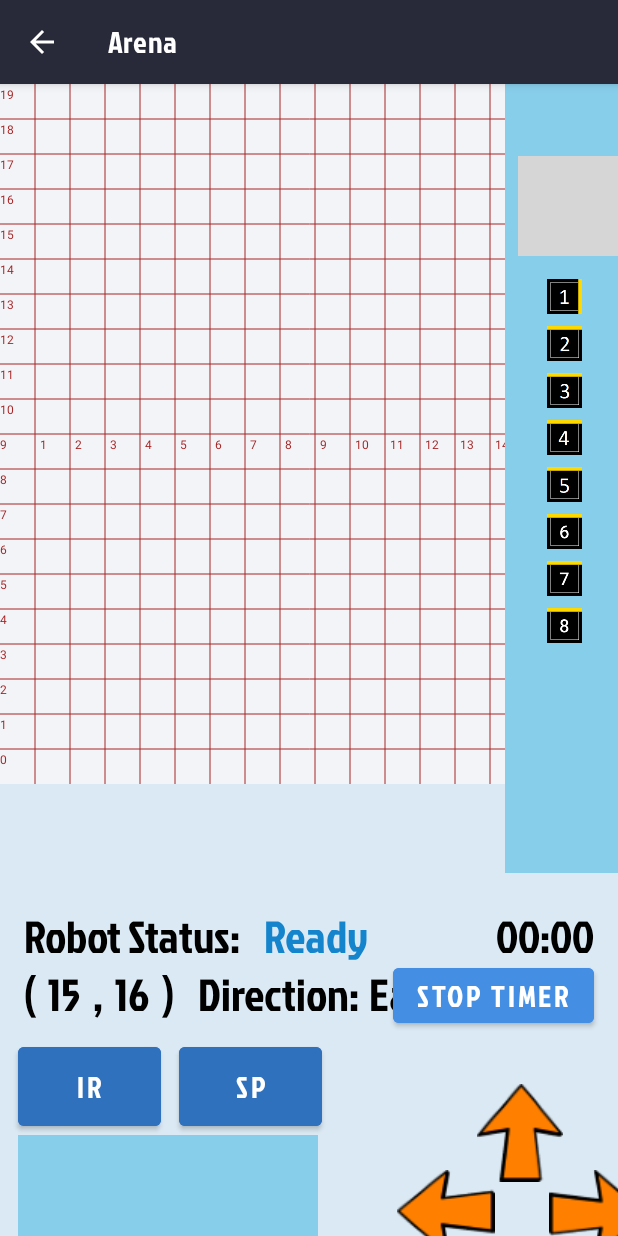
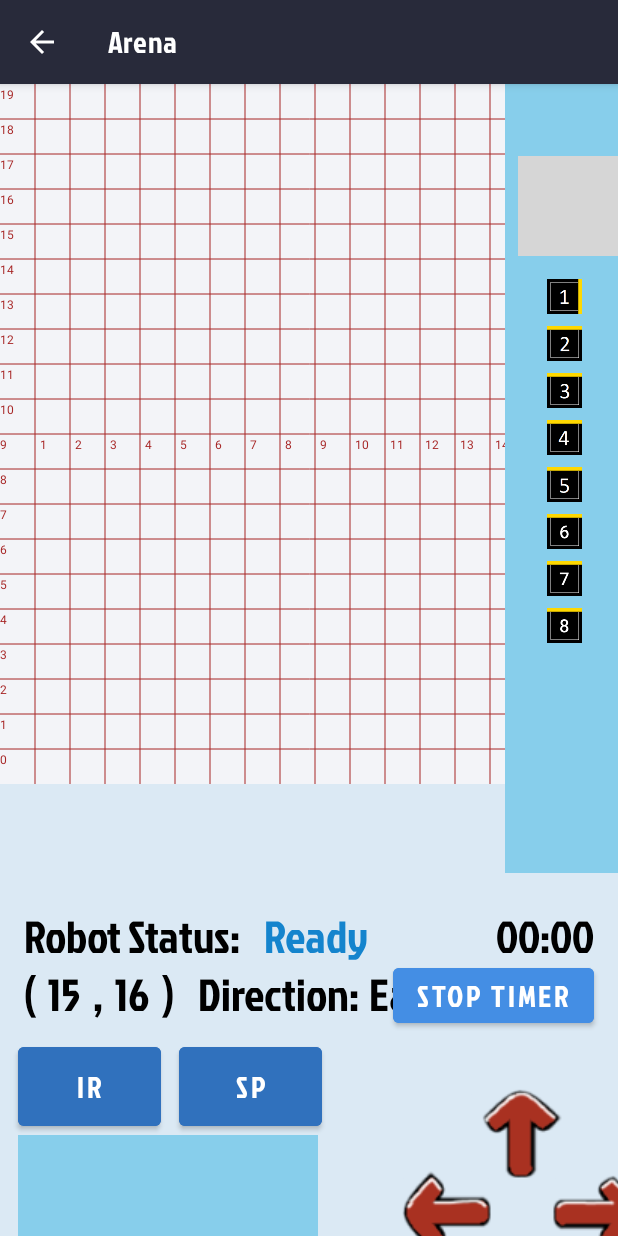
Before and after one commit to Jovin2525/mdpGrp30, an Android app: the Arena screen opened directly, with no data from a screen before it, after a tap on an icon or button, on a phone screen of 412 x 824 dp. Run offline under Robolectric (Android 15) with nearby library versions, the light colour scheme and no system bars; 1 statement that could not run was skipped; 1 other tap on this screen came first; grey boxes are pictures that could not be loaded.

Commit message:
CLEANED code

```diff
--- a/app/src/main/java/com/example/mdpgrp30/Bluetooth.java
+++ b/app/src/main/java/com/example/mdpgrp30/Bluetooth.java
@@ -51,8 +51,8 @@ public class Bluetooth extends AppCompatActivity {
     SharedPreferences.Editor editor;
 
     BluetoothService mBluetoothConnection;
-//    private static final UUID myUUID = UUID.fromString("00001101-0000-1000-8000-00805F9B34FB");
-    public static final UUID myUUID = UUID.fromString("443559ba-b80f-4fb6-99d9-ddbcd6138fbd");
+    private static final UUID myUUID = UUID.fromString("00001101-0000-1000-8000-00805F9B34FB");
+//    public static final UUID myUUID = UUID.fromString("443559ba-b80f-4fb6-99d9-ddbcd6138fbd");
     public static BluetoothDevice mBTDevice;
 
     boolean retryConnection = false;
--- a/app/src/main/java/com/example/mdpgrp30/BluetoothService.java
+++ b/app/src/main/java/com/example/mdpgrp30/BluetoothService.java
@@ -25,8 +25,8 @@ public class BluetoothService {
     private static final String TAG = "DebuggingTag";
 
     private static final String appName = "MDP_Group_30";
-//    public static final UUID myUUID = UUID.fromString("00001101-0000-1000-8000-00805F9B34FB");
-    public static final UUID myUUID = UUID.fromString("443559ba-b80f-4fb6-99d9-ddbcd6138fbd");
+    public static final UUID myUUID = UUID.fromString("00001101-0000-1000-8000-00805F9B34FB");
+//    public static final UUID myUUID = UUID.fromString("443559ba-b80f-4fb6-99d9-ddbcd6138fbd");
 
     private final BluetoothAdapter mBluetoothAdapter;
     Context mContext;
--- a/app/src/main/res/layout/arena.xml
+++ b/app/src/main/res/layout/arena.xml
@@ -131,7 +131,7 @@
             android:backgroundTint="@color/backgroundColor"
             android:paddingHorizontal="34dp"
             android:paddingVertical="14dp"
-            android:src="@drawable/orange_arrow_right"
+            android:src="@drawable/control_arrow_right"
             app:layout_constraintStart_toEndOf="@id/leftButton"
             app:layout_constraintTop_toTopOf="@+id/forwardButton" />
 
@@ -144,7 +144,7 @@
             android:backgroundTint="@color/backgroundColor"
             android:paddingHorizontal="34dp"
             android:paddingVertical="14dp"
-            android:src="@drawable/orange_arrow_left"
+            android:src="@drawable/control_arrow_left"
             app:layout_constraintStart_toEndOf="@+id/SPBtn"
             app:layout_constraintTop_toTopOf="@id/rightButton" />
 
@@ -158,7 +158,7 @@
             android:backgroundTint="@color/backgroundColor"
             android:paddingHorizontal="34dp"
             android:paddingVertical="14dp"
-            android:src="@drawable/orange_arrow_down"
+            android:src="@drawable/control_arrow_down"
             app:layout_constraintStart_toEndOf="@+id/leftButton"
             app:layout_constraintTop_toBottomOf="@+id/forwardButton" />
 
@@ -171,7 +171,7 @@
             android:backgroundTint="@color/backgroundColor"
             android:paddingHorizontal="34dp"
             android:paddingVertical="14dp"
-            android:src="@drawable/orange_arrow_up"
+            android:src="@drawable/control_arrow_up"
             app:layout_constraintStart_toEndOf="@+id/leftButton"
             app:layout_constraintTop_toTopOf="@+id/guideline3" />
 
```
Also changed, not shown: app/src/main/res/drawable/control_arrow_down.png (added), app/src/main/res/drawable/control_arrow_left.png (added), app/src/main/res/drawable/control_arrow_right.png (added), app/src/main/res/drawable/control_arrow_up.png (added).
